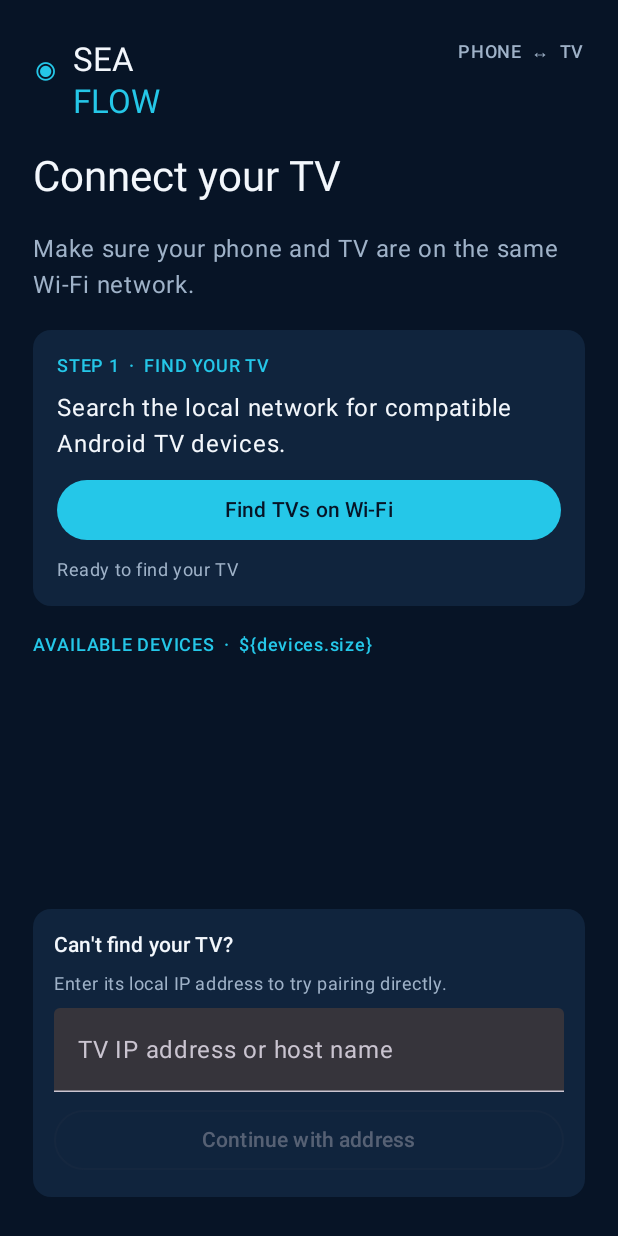
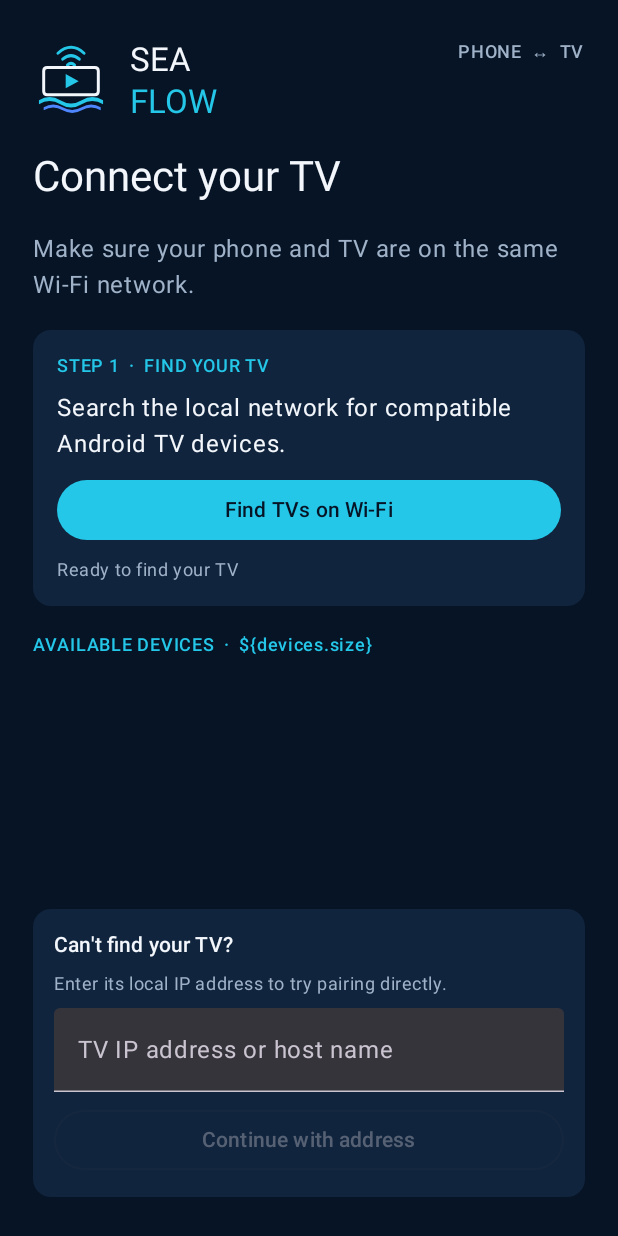
Before and after one commit to puttishiva147/SEA-FLOW-, an Android app built with Jetpack Compose: the screen it shows after launch (MainActivity), after a tap on "Set up SEAFLOW →", on a phone screen of 412 x 824 dp. Run offline under Robolectric (Android 15) with nearby library versions, the phone set to English and light mode, and no system bars.

Commit message:
Use the official SEAFLOW vector logo in the app header

```diff
--- a/app/src/main/java/com/seaflow/remote/MainActivity.kt
+++ b/app/src/main/java/com/seaflow/remote/MainActivity.kt
@@ -9,6 +9,8 @@ import android.os.Handler
 import android.os.Looper
 import androidx.activity.ComponentActivity
 import androidx.activity.compose.setContent
+import androidx.compose.foundation.Image
+import androidx.compose.ui.res.painterResource
 import androidx.compose.foundation.layout.Arrangement
 import androidx.compose.foundation.layout.Column
 import androidx.compose.foundation.layout.Row
@@ -258,7 +260,7 @@ private fun SeaflowScreen(context: Context) {
             ) {
                 Row(Modifier.fillMaxWidth(), horizontalArrangement = Arrangement.SpaceBetween) {
                     Row(horizontalArrangement = Arrangement.spacedBy(10.dp)) {
-                        Text("◉", color = cyan, style = MaterialTheme.typography.headlineMedium)
+                        Image(painter = painterResource(com.seaflow.remote.R.drawable.ic_seaflow_logo), contentDescription = "SEAFLOW logo", modifier = Modifier.padding(end = 4.dp).fillMaxWidth(0.14f))
                         Column {
                             Text("SEA", style = MaterialTheme.typography.titleLarge)
                             Text("FLOW", color = cyan, style = MaterialTheme.typography.titleLarge)
```
